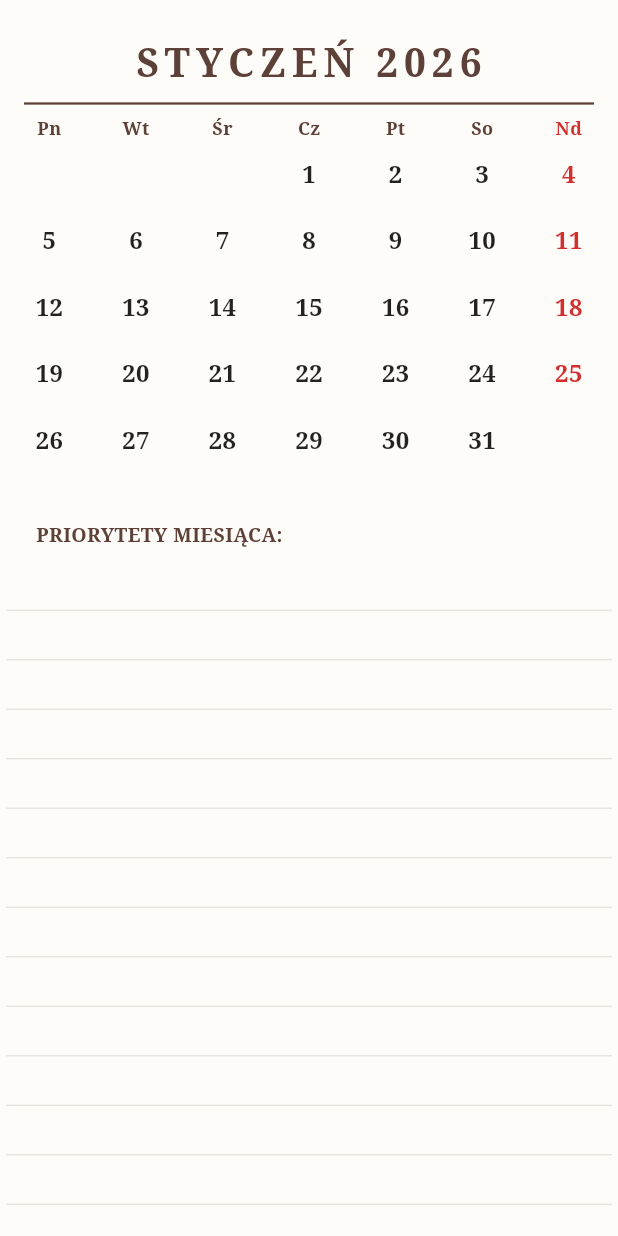
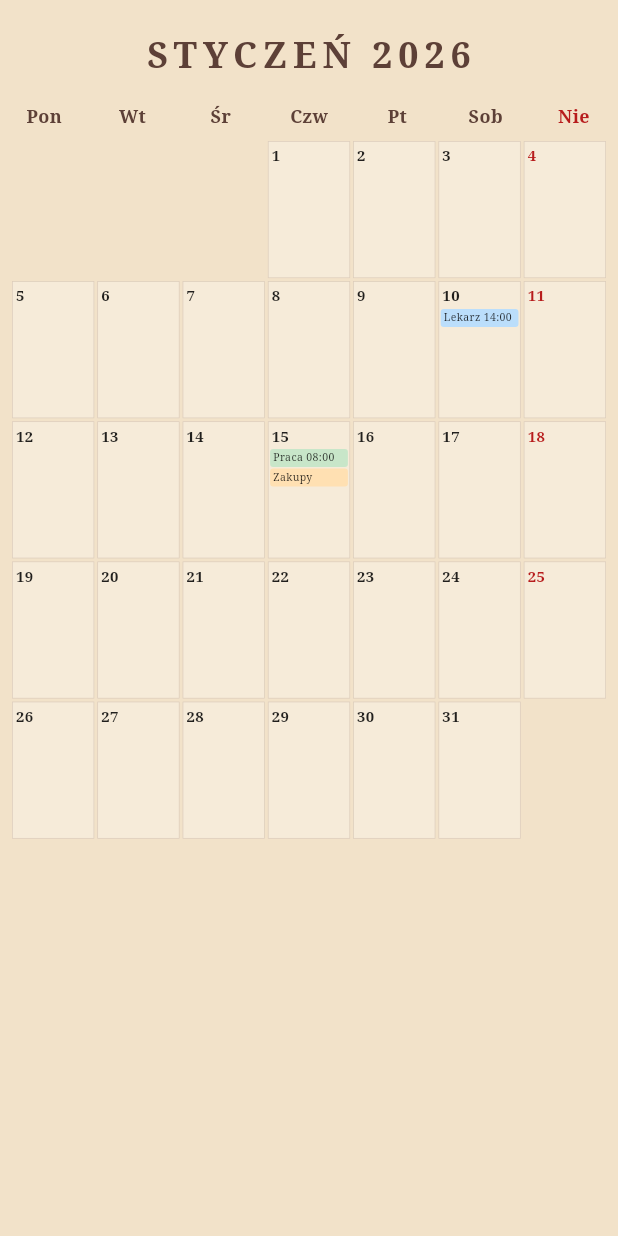
Before and after one commit to pszyma2/vintage_organizer, a Flutter app: the MonthView widget shown alone on an empty page, opened directly with empty values, on a phone screen of 412 x 824 dp. Run offline on Flutter 3.47's test engine with Material 3 defaults, Android fonts, the phone set to English and light mode, and no system bars.

Commit message:
poprawki miesiaca

```diff
--- a/lib/main.dart
+++ b/lib/main.dart
@@ -148,7 +148,14 @@ class _MainOrganizerScreenState extends State<MainOrganizerScreen> {
           },
         );
       case 1:
-        return MonthView(initialMonth: _selectedMonth);
+        return MonthView(
+          onDaySelected: (selectedDate) {
+            setState(() {
+              // Tu logika przeskoku do widoku dnia (wieczorem o tym gadaliśmy)
+              // Na razie zostawiamy pustą, byle błędu nie było
+            });
+          },
+        );
       case 2:
         return const WeeklyView();
       case 4:
--- a/lib/month_view.dart
+++ b/lib/month_view.dart
@@ -1,143 +1,159 @@
 import 'package:flutter/material.dart';
-import 'package:intl/intl.dart';
 
 class MonthView extends StatefulWidget {
-  final int initialMonth;
-
-  const MonthView({super.key, required this.initialMonth});
+  final Function(DateTime) onDaySelected;
+  const MonthView({super.key, required this.onDaySelected});
 
   @override
   State<MonthView> createState() => _MonthViewState();
 }
 
 class _MonthViewState extends State<MonthView> {
-  late PageController _pageController;
+  // Naprawione przewijanie: 1200 to styczeń 2026. Możesz cofać o 100 lat!
+  final int _initialPage = 1200;
+  late PageController _monthController;
 
   @override
   void initState() {
     super.initState();
-    _pageController = PageController(initialPage: widget.initialMonth - 1);
+    _monthController = PageController(initialPage: _initialPage);
+  }
+
+  DateTime _getDateFromIndex(int index) {
+    return DateTime(2026, 1 + (index - _initialPage));
   }
 
   @override
   Widget build(BuildContext context) {
-    return Scaffold(
-      backgroundColor: const Color(0xFFFDFCF8),
-      body: PageView.builder(
-        controller: _pageController,
+    return Container(
+      color: const Color(0xFFF2E2C9), // Nasz papier Vintage
+      child: PageView.builder(
+        controller: _monthController,
+        // Tu docelowo wjedzie nasz "Page Turn", teraz jest płynne Clamping
+        physics: const ClampingScrollPhysics(parent: PageScrollPhysics()),
         itemBuilder: (context, index) {
-          DateTime displayDate = DateTime(2026, index + 1);
-          String monthName = DateFormat(
-            'LLLL yyyy',
-            'pl_PL',
-          ).format(displayDate).toUpperCase();
+          final monthDate = _getDateFromIndex(index);
+          return _buildMonthPage(monthDate);
+        },
+      ),
+    );
+  }
 
-          return Padding(
-            padding: const EdgeInsets.only(top: 24, left: 4, right: 4),
-            child: Column(
+  Widget _buildMonthPage(DateTime date) {
+    final monthNames = [
+      "STYCZEŃ",
+      "LUTY",
+      "MARZEC",
+      "KWIECIEŃ",
+      "MAJ",
+      "CZERWIEC",
+      "LIPIEC",
+      "SIERPIEŃ",
+      "WRZESIEŃ",
+      "PAŹDZIERNIK",
+      "LISTOPAD",
+      "GRUDZIEŃ",
+    ];
+
+    return Column(
       children: [
+        const SizedBox(height: 20),
         Text(
-                  monthName,
+          "${monthNames[date.month - 1]} ${date.year}",
           style: const TextStyle(
-                    fontSize: 26,
+            fontSize: 24,
             fontWeight: FontWeight.bold,
             letterSpacing: 4,
             color: Color(0xFF5D4037),
           ),
         ),
-                const Padding(
-                  padding: EdgeInsets.symmetric(horizontal: 12.0),
-                  child: Divider(color: Color(0xFF5D4037), thickness: 1.5),
-                ),
-                _buildDaysOfWeek(),
+        const SizedBox(height: 15),
+        _buildWeekdayHeader(),
+        Expanded(child: _buildDaysGrid(date)),
+      ],
+    );
+  }
 
-                // Kalendarz - teraz całkowicie bez linii (czysty widok)
-                Expanded(flex: 2, child: _buildDaysGrid(displayDate)),
-
-                // SEKCJA NOTATNIKA - Linie od brzegu do brzegu
-                Expanded(
-                  flex: 4,
-                  child: Column(
-                    crossAxisAlignment: CrossAxisAlignment.start,
-                    children: [
-                      const Padding(
-                        padding: EdgeInsets.only(left: 20, top: 10, bottom: 8),
+  Widget _buildWeekdayHeader() {
+    const days = ["Pon", "Wt", "Śr", "Czw", "Pt", "Sob", "Nie"];
+    return Row(
+      children: days
+          .map(
+            (d) => Expanded(
+              child: Center(
                 child: Text(
-                          "PRIORYTETY MIESIĄCA:",
+                  d,
                   style: TextStyle(
-                            fontSize: 13,
+                    fontSize: 12,
                     fontWeight: FontWeight.bold,
-                            color: Color(0xFF5D4037),
+                    color: d == "Nie"
+                        ? Colors.red.shade900
+                        : Colors.brown.shade700,
                   ),
                 ),
               ),
-                      Expanded(
-                        child: _buildNotebookLines(
-                          14,
-                        ), // Jeszcze więcej linii na notatki
             ),
-                    ],
-                  ),
-                ),
-              ],
-            ),
-          );
-        },
-      ),
-    );
-  }
-
-  Widget _buildDaysOfWeek() {
-    List<String> days = ['Pn', 'Wt', 'Śr', 'Cz', 'Pt', 'So', 'Nd'];
-    return Row(
-      children: List.generate(7, (index) {
-        // Niedziela (index 6) na czerwono
-        Color dayColor = (index == 6)
-            ? Colors.red.shade700
-            : const Color(0xFF5D4037);
-        return Expanded(
-          child: Center(
-            child: Text(
-              days[index],
-              style: TextStyle(
-                fontSize: 12,
-                fontWeight: FontWeight.bold,
-                color: dayColor,
-              ),
-            ),
-          ),
-        );
-      }),
+          )
+          .toList(),
     );
   }
 
   Widget _buildDaysGrid(DateTime date) {
-    int daysInMonth = DateTime(date.year, date.month + 1, 0).day;
-    int firstWeekday = DateTime(date.year, date.month, 1).weekday;
+    final firstDay = DateTime(date.year, date.month, 1);
+    final lastDay = DateTime(date.year, date.month + 1, 0);
+    final startingEmptySlots = firstDay.weekday - 1;
+    final totalSlots = startingEmptySlots + lastDay.day;
 
     return GridView.builder(
+      padding: const EdgeInsets.all(8),
       physics: const NeverScrollableScrollPhysics(),
       gridDelegate: const SliverGridDelegateWithFixedCrossAxisCount(
         crossAxisCount: 7,
-        childAspectRatio:
-            1.3, // Jeszcze bardziej płaskie, by zyskać miejsce na notatnik
+        childAspectRatio: 0.6, // Wyższe kratki na notatki
+        mainAxisSpacing: 2,
+        crossAxisSpacing: 2,
       ),
-      itemCount: daysInMonth + (firstWeekday - 1),
+      itemCount: totalSlots,
       itemBuilder: (context, index) {
-        if (index < firstWeekday - 1) return const SizedBox();
-        int dayNumber = index - (firstWeekday - 2);
+        if (index < startingEmptySlots) {
+          return Container(); // Puste pole przed początkiem miesiąca
+        }
 
-        // Obliczamy czy to niedziela (niedziela w tej siatce to zawsze index będący wielokrotnością 7 minus 1)
-        bool isSunday = (index + 1) % 7 == 0;
+        final day = index - startingEmptySlots + 1;
+        final currentDayDate = DateTime(date.year, date.month, day);
+        bool isSunday = currentDayDate.weekday == 7;
 
-        return Container(
-          alignment: Alignment.center,
+        return GestureDetector(
+          onTap: () => widget.onDaySelected(currentDayDate),
+          child: Container(
+            decoration: BoxDecoration(
+              color: Colors.white.withOpacity(0.3),
+              border: Border.all(
+                color: Colors.brown.withOpacity(0.2),
+                width: 0.5,
+              ),
+            ),
+            child: Column(
+              crossAxisAlignment: CrossAxisAlignment.start,
+              children: [
+                Padding(
+                  padding: const EdgeInsets.all(2),
                   child: Text(
-            "$dayNumber",
+                    "$day",
                     style: TextStyle(
-              fontSize: 16,
+                      fontSize: 10,
                       fontWeight: FontWeight.bold,
-              color: isSunday ? Colors.red.shade700 : Colors.black87,
+                      color: isSunday ? Colors.red.shade900 : Colors.black87,
+                    ),
+                  ),
+                ),
+                // PRZYKŁADOWE PASKI ZADAŃ (Tak jak w Google Calendar)
+                if (day == 10)
+                  _buildTaskBar("Lekarz 14:00", Colors.blue.shade100),
+                if (day == 15)
+                  _buildTaskBar("Praca 08:00", Colors.green.shade100),
+                if (day == 15) _buildTaskBar("Zakupy", Colors.orange.shade100),
+              ],
             ),
           ),
         );
@@ -145,17 +161,20 @@ class _MonthViewState extends State<MonthView> {
     );
   }
 
-  Widget _buildNotebookLines(int count) {
-    return ListView.separated(
-      padding: EdgeInsets.zero,
-      physics: const NeverScrollableScrollPhysics(),
-      itemCount: count,
-      separatorBuilder: (context, index) => Divider(
-        color: const Color(0xFF5D4037).withAlpha(40),
-        height: 1,
-        thickness: 0.8,
+  Widget _buildTaskBar(String text, Color color) {
+    return Container(
+      width: double.infinity,
+      margin: const EdgeInsets.only(bottom: 1, left: 1, right: 1),
+      padding: const EdgeInsets.symmetric(horizontal: 2, vertical: 1),
+      decoration: BoxDecoration(
+        color: color,
+        borderRadius: BorderRadius.circular(2),
       ),
-      itemBuilder: (context, index) => const SizedBox(height: 32),
+      child: Text(
+        text,
+        style: const TextStyle(fontSize: 7, color: Colors.black87),
+        overflow: TextOverflow.ellipsis,
+      ),
     );
   }
 }
```
Lines whose indentation alone changed are shown as unchanged.
